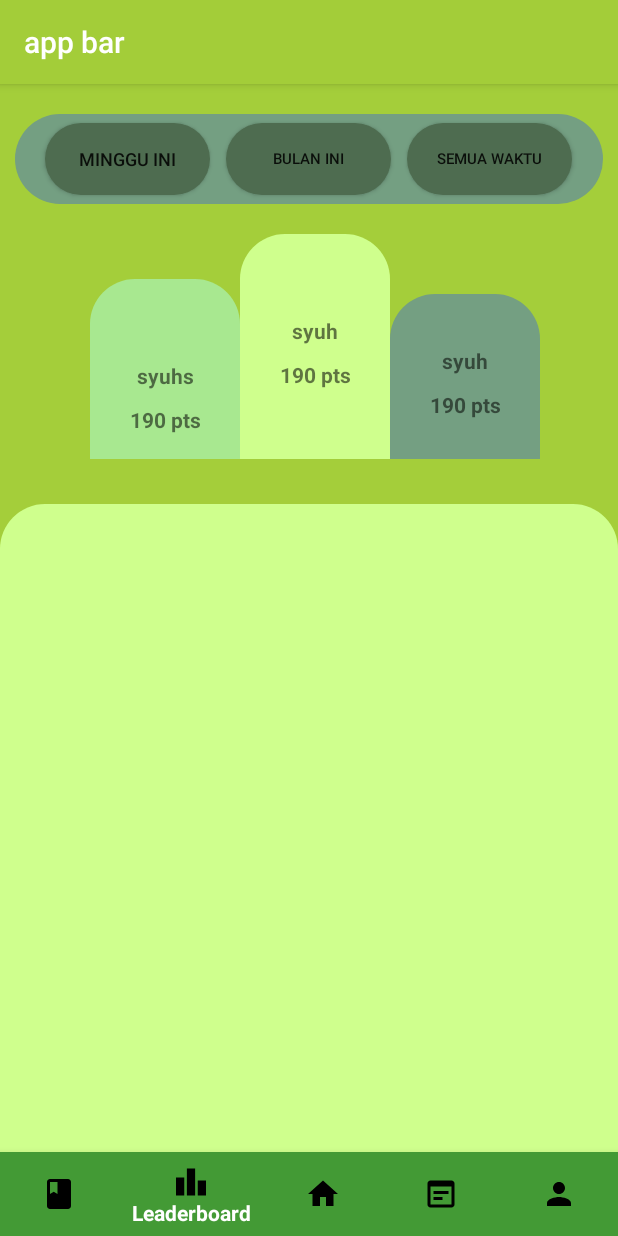
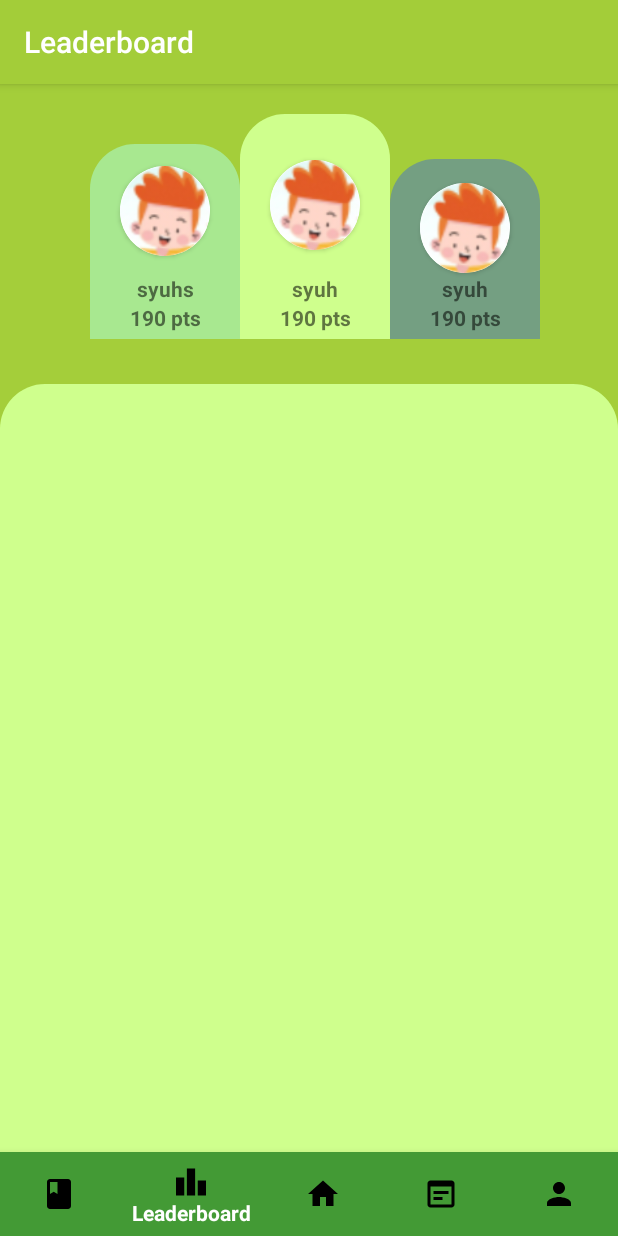
Before and after one commit to Devanoz/ABCeria-project-PAB-, an Android app: the screen it shows after launch once a user with an empty profile is signed in (MainActivity), item 2 of the bottom bar chosen, on a phone screen of 412 x 824 dp. Run offline under Robolectric (Android 15) with nearby library versions, the phone set to English and light mode, and no system bars; our stand-ins replace Firebase (no records; nobody signed in at launch, a user with empty details on screens opened directly); libraries missing offline, so code that uses them is left out: io.grpc; 10 statements that could not run were skipped.

Commit message:
update leaderboard

```diff
--- a/app/src/main/java/com/example/abceria/Activity/auth/Login.kt
+++ b/app/src/main/java/com/example/abceria/Activity/auth/Login.kt
@@ -124,7 +124,6 @@ class Login : AppCompatActivity() {
         }.addOnFailureListener{
             tvAlert.text = "Email atau Password salah"
         }
-
     }
 
     fun loginWithGoogle(){
@@ -146,6 +145,7 @@ class Login : AppCompatActivity() {
         currentUser = auth.currentUser
         if(currentUser != null){
             startActivity(Intent(this,MainActivity::class.java))
+            finish()
         }
     }
 
--- a/app/src/main/java/com/example/abceria/Activity/settings/editProfile.kt
+++ b/app/src/main/java/com/example/abceria/Activity/settings/editProfile.kt
@@ -61,6 +61,7 @@ class editProfile : AppCompatActivity() {
         btnSave.setOnClickListener {
             saveDataToUpdate()
             saveProfileImage()
+            userState.profilePicture = null
         }
         getProfileData()
         setProfileImage()
@@ -78,7 +79,7 @@ class editProfile : AppCompatActivity() {
         user.profilePicture =  "/profile-image/${fileName}"
         user.score = 18
         firestore.collection("user").document(currentUser?.uid!!).update("profilePicture",user.profilePicture).addOnSuccessListener {
-            userState.profileImageUri = "/profile-image${fileName}"
+            userState.profileImageUri = "/profile-image/${fileName}"
         }.addOnFailureListener {
             Toast.makeText(this,"gagal update gambar",Toast.LENGTH_SHORT).show()
         }
--- a/app/src/main/java/com/example/abceria/MainActivity.kt
+++ b/app/src/main/java/com/example/abceria/MainActivity.kt
@@ -39,23 +39,28 @@ class MainActivity : AppCompatActivity() {
             var selectedFragment: Fragment? = null
             when (it.itemId) {
                 R.id.leaderboard_icon -> {
+                    toolbar.title = "Leaderboard"
                     selectedFragment = Leaderboard()
                     true
                 }
                 R.id.home_icon -> {
+                    toolbar.title = "Home"
                     selectedFragment = Home()
                     true
                 }
                 R.id.materi_icon -> {
                     //not yet implemented
+                    toolbar.title = "Materi"
                     supportActionBar?.title = "Materi"
                     true
                 }
                 R.id.kuis_icon -> {
+                    toolbar.title = "Kuis"
                     supportActionBar?.title = "Kuis"
                     true
                 }
                 R.id.profil_icon -> {
+                    toolbar.title = "Profile"
                     supportActionBar?.title = "Kuis"
                     true
                 }
--- a/app/src/main/java/com/example/abceria/adapter/LeaderboardAdapter.kt
+++ b/app/src/main/java/com/example/abceria/adapter/LeaderboardAdapter.kt
@@ -1,25 +1,42 @@
 package com.example.abceria.adapter
 
+import android.graphics.BitmapFactory
 import android.view.LayoutInflater
 import android.view.View
 import android.view.ViewGroup
+import android.widget.ImageView
 import android.widget.TextView
 import androidx.recyclerview.widget.RecyclerView
 import com.example.abceria.R
+import com.example.abceria.db.DB
 import com.example.abceria.model.user.User
+import com.google.firebase.storage.FirebaseStorage
 
 class LeaderboardAdapter(private val dataSet: java.util.ArrayList<User>):
     RecyclerView.Adapter<LeaderboardAdapter.ViewHolder>() {
+
     class ViewHolder(view: View) : RecyclerView.ViewHolder(view){
+        private val firebaseStorage: FirebaseStorage = DB.getStorageInstance()
+
         fun bind(user: User){
             val tvFullname : TextView = itemView.findViewById(R.id.leaderboard_tv_fullName)
             val tvUsername : TextView = itemView.findViewById(R.id.leaderboard_tv_userName)
             val tvPoints: TextView = itemView.findViewById(R.id.leaderboard_tv_points)
+            val imvProfile: ImageView = itemView.findViewById(R.id.leaderboard_imv_profile)
+
 
             tvFullname.text = user.fullName
             tvUsername.text = user.username
             tvPoints.text = user.score?.toString()
+            setImageProfile(user,imvProfile)
+        }
 
+        private fun setImageProfile(user: User,imvProfile: ImageView){
+            val reference = firebaseStorage.reference
+            reference.child(user.profilePicture.toString()).getBytes(Long.MAX_VALUE).addOnSuccessListener {
+                val profileBitmap = BitmapFactory.decodeByteArray(it, 0, it.size)
+                imvProfile.setImageBitmap(profileBitmap)
+            }
         }
     }
 
--- a/app/src/main/java/com/example/abceria/fragment/Home.kt
+++ b/app/src/main/java/com/example/abceria/fragment/Home.kt
@@ -3,6 +3,7 @@ package com.example.abceria.fragment
 import android.content.Intent
 import android.graphics.BitmapFactory
 import android.os.Bundle
+import android.util.Log
 import androidx.fragment.app.Fragment
 import android.view.LayoutInflater
 import android.view.View
@@ -13,6 +14,7 @@ import com.example.abceria.Activity.auth.Auth
 import com.example.abceria.Activity.settings.Settings
 import com.example.abceria.R
 import com.example.abceria.db.DB
+import com.example.abceria.model.Modul
 import com.example.abceria.model.user.User
 import com.example.abceria.state.StateFactory
 
@@ -41,7 +43,6 @@ class Home : Fragment() {
         setProfileImage()
     }
 
-
     override fun onCreateView(
         inflater: LayoutInflater, container: ViewGroup?,
         savedInstanceState: Bundle?
@@ -51,6 +52,8 @@ class Home : Fragment() {
     }
 
     private fun setProfileUsername(){
+        Log.d("profile-username",userState.username)
+        if(userState.username == null || userState.username.isEmpty()){
             val userNameRef = fireStore.collection("user").document(currentUser!!.uid);
             userNameRef.addSnapshotListener{ snapshot, e ->
                 if (e != null) {
@@ -69,7 +72,9 @@ class Home : Fragment() {
                     //current data null
                 }
             }
-
+        }else{
+            tvUsername.text = userState?.username
+        }
     }
 
     private fun setProfileImage(){
@@ -83,11 +88,10 @@ class Home : Fragment() {
         }else{
             imvProfile.setImageBitmap(userState.profilePicture)
         }
-
     }
 
-    override fun onResume() {
-        super.onResume()
+    override fun onStart() {
+        super.onStart()
         setProfileImage()
     }
 }
--- a/app/src/main/java/com/example/abceria/fragment/Leaderboard.kt
+++ b/app/src/main/java/com/example/abceria/fragment/Leaderboard.kt
@@ -1,43 +1,99 @@
 package com.example.abceria.fragment
 
+import android.graphics.BitmapFactory
 import android.os.Bundle
 import androidx.fragment.app.Fragment
 import android.view.LayoutInflater
 import android.view.View
 import android.view.ViewGroup
+import android.widget.ImageView
+import android.widget.TextView
+import androidx.recyclerview.widget.GridLayoutManager
 import androidx.recyclerview.widget.LinearLayoutManager
 import androidx.recyclerview.widget.RecyclerView
 import com.example.abceria.R
 import com.example.abceria.adapter.LeaderboardAdapter
 import com.example.abceria.db.DB
 import com.example.abceria.model.user.User
-
+import com.google.firebase.firestore.Query
 
 class Leaderboard : Fragment() {
 
     private val firestore = DB.getFirestoreInstance()
+    private val firebaseStorage = DB.getStorageInstance()
     private lateinit var rvLeaderboard: RecyclerView
     private lateinit var leaderboardAdapter: LeaderboardAdapter
     private val userList:ArrayList<User> = ArrayList()
+
+    //1st
+    private lateinit var top1Imv : ImageView
+    private lateinit var top1Username: TextView
+    private lateinit var top1Score: TextView
+    //2nd
+    private lateinit var top2Imv : ImageView
+    private lateinit var top2Username: TextView
+    private lateinit var top2Score: TextView
+    //3rd
+    private lateinit var top3Imv : ImageView
+    private lateinit var top3Username: TextView
+    private lateinit var top3Score: TextView
 
     override fun onCreate(savedInstanceState: Bundle?) {
         super.onCreate(savedInstanceState)
 
     }
+
+    private fun initLeadboardPodium(view: View){
+        top1Imv = view.findViewById(R.id.leaderboard_imv_top1)
+        top1Username = view.findViewById(R.id.leaderboard_tv_top1_username)
+        top1Score = view.findViewById(R.id.leaderboard_tv_top1_points)
+
+        top2Imv = view.findViewById(R.id.leaderboard_imv_top2)
+        top2Username = view.findViewById(R.id.leaderboard_tv_top2_username)
+        top2Score = view.findViewById(R.id.leaderboard_tv_top2_points)
+
+        top3Imv = view.findViewById(R.id.leaderboard_imv_top3)
+        top3Username = view.findViewById(R.id.leaderboard_tv_top3_username)
+        top3Score = view.findViewById(R.id.leaderboard_tv_top3_points)
+
+
+    }
+    private fun initPodiumData(){
+        top1Username.text = userList[0].username
+        top1Score.text = userList[0].score.toString()
+        firebaseStorage.reference.child(userList[0].profilePicture!!).getBytes(Long.MAX_VALUE).addOnSuccessListener {
+            val profileBitmap = BitmapFactory.decodeByteArray(it, 0, it.size)
+            top1Imv.setImageBitmap(profileBitmap)
+        }
+        top2Username.text = userList[1].username
+        top2Score.text = userList[1].score.toString()
+        firebaseStorage.reference.child(userList[1].profilePicture!!).getBytes(Long.MAX_VALUE).addOnSuccessListener {
+            val profileBitmap = BitmapFactory.decodeByteArray(it, 0, it.size)
+            top2Imv.setImageBitmap(profileBitmap)
+        }
+        top3Username.text = userList[2].username
+        top3Score.text = userList[2].score.toString()
+        firebaseStorage.reference.child(userList[2].profilePicture!!).getBytes(Long.MAX_VALUE).addOnSuccessListener {
+            val profileBitmap = BitmapFactory.decodeByteArray(it, 0, it.size)
+            top3Imv.setImageBitmap(profileBitmap)
+        }
+    }
+
     private fun getUserList() {
-        firestore.collection("user").get().addOnSuccessListener {
+        firestore.collection("user").orderBy("score", Query.Direction.DESCENDING) .get().addOnSuccessListener {
             it.forEach{ document ->
                 val user = User()
                 user.username = document.get("username").toString()
                 user.fullName = document.get("fullName").toString()
+                user.profilePicture = document.get("profilePicture").toString()
                 user.score = Integer.parseInt(document.get("score").toString())
                 userList.add(user)
             }
             leaderboardAdapter = LeaderboardAdapter(userList)
             rvLeaderboard.adapter = leaderboardAdapter
+        }.continueWith {
+            initPodiumData()
         }
-
-
     }
 
     private fun initRecyclerView(view: View){
@@ -56,6 +112,7 @@ class Leaderboard : Fragment() {
     override fun onViewCreated(view: View, savedInstanceState: Bundle?) {
         super.onViewCreated(view, savedInstanceState)
         initRecyclerView(view)
+        initLeadboardPodium(view)
         getUserList()
 
     }
--- a/app/src/main/java/com/example/abceria/model/Modul.kt
+++ b/app/src/main/java/com/example/abceria/model/Modul.kt
@@ -1,7 +1,7 @@
 package com.example.abceria.model
 
 class Modul {
-    private val title: String = ""
-    private val description: String = ""
-    private val imageUrl = ""
+     val title: String = ""
+    val description: String = ""
+    val imageUrl = ""
 }
--- a/app/src/main/res/drawable/leaderboard_list_wrapper.xml
+++ b/app/src/main/res/drawable/leaderboard_list_wrapper.xml
@@ -12,7 +12,7 @@
         android:left="5dp"
         android:top="5dp"
         android:right="5dp"
-        android:bottom="5dp"    >
+        android:bottom="5dp">
     </padding>
 
     <corners
--- a/app/src/main/res/drawable/leaderboard_time_section.xml
+++ b/app/src/main/res/drawable/leaderboard_time_section.xml
@@ -1,6 +1,6 @@
 <?xml version="1.0" encoding="UTF-8"?>
 <shape xmlns:android="http://schemas.android.com/apk/res/android">
     <solid android:color="#749F82"/>
-    <corners android:radius="30dp"/>
+    <corners android:radius="10dp"/>
     <padding android:left="0dp" android:top="0dp" android:right="0dp" android:bottom="0dp" />
 </shape>
--- a/app/src/main/res/layout/fragment_leaderboard.xml
+++ b/app/src/main/res/layout/fragment_leaderboard.xml
@@ -7,58 +7,58 @@
     android:background="#A4CE3A"
     android:orientation="vertical"
     >
-    <LinearLayout
-        android:layout_width="match_parent"
-        android:layout_height="60dp"
-        android:orientation="horizontal"
-        android:layout_marginHorizontal="10dp"
-        android:layout_marginTop="20dp"
-        android:gravity="center"
-        android:background="@drawable/leaderboard_time_section"
-        >
+<!--    <LinearLayout-->
+<!--        android:layout_width="match_parent"-->
+<!--        android:layout_height="60dp"-->
+<!--        android:orientation="horizontal"-->
+<!--        android:layout_marginHorizontal="10dp"-->
+<!--        android:layout_marginTop="20dp"-->
+<!--        android:gravity="center"-->
+<!--        android:background="@drawable/leaderboard_time_section"-->
+<!--        >-->
 
-        <androidx.appcompat.widget.AppCompatButton
-            android:id="@+id/leaderboard_btn_mingguIni"
-            android:layout_width="110dp"
-            android:layout_height="48dp"
-            android:layout_marginHorizontal="5dp"
-            android:background="@drawable/leaderboard_button_wrapper"
-            android:text="minggu ini"
-            android:gravity="center"
-            android:textSize="12sp" />
+<!--        <androidx.appcompat.widget.AppCompatButton-->
+<!--            android:id="@+id/leaderboard_btn_mingguIni"-->
+<!--            android:layout_width="110dp"-->
+<!--            android:layout_height="48dp"-->
+<!--            android:layout_marginHorizontal="5dp"-->
+<!--            android:background="@drawable/leaderboard_button_wrapper"-->
+<!--            android:text="minggu ini"-->
+<!--            android:gravity="center"-->
+<!--            android:textSize="12sp" />-->
 
-        <androidx.appcompat.widget.AppCompatButton
-            android:id="@+id/leaderboard_btn_bulanIni"
-            android:layout_width="110dp"
-            android:layout_height="48dp"
-            android:layout_marginHorizontal="5dp"
-            android:background="@drawable/leaderboard_button_wrapper"
-            android:text="bulan ini"
-            android:gravity="center"
-            android:textSize="10sp" />
+<!--        <androidx.appcompat.widget.AppCompatButton-->
+<!--            android:id="@+id/leaderboard_btn_bulanIni"-->
+<!--            android:layout_width="110dp"-->
+<!--            android:layout_height="48dp"-->
+<!--            android:layout_marginHorizontal="5dp"-->
+<!--            android:background="@drawable/leaderboard_button_wrapper"-->
+<!--            android:text="bulan ini"-->
+<!--            android:gravity="center"-->
+<!--            android:textSize="10sp" />-->
 
 
 
-        <androidx.appcompat.widget.AppCompatButton
-            android:id="@+id/leaderboard_btn_semuaWaktu"
-            android:layout_width="110dp"
-            android:layout_height="48dp"
-            android:gravity="center"
-            android:layout_marginHorizontal="5dp"
-            android:background="@drawable/leaderboard_button_wrapper"
-            android:text="Semua Waktu"
-            android:textSize="10sp" />
+<!--        <androidx.appcompat.widget.AppCompatButton-->
+<!--            android:id="@+id/leaderboard_btn_semuaWaktu"-->
+<!--            android:layout_width="110dp"-->
+<!--            android:layout_height="48dp"-->
+<!--            android:gravity="center"-->
+<!--            android:layout_marginHorizontal="5dp"-->
+<!--            android:background="@drawable/leaderboard_button_wrapper"-->
+<!--            android:text="Semua Waktu"-->
+<!--            android:textSize="10sp" />-->
 
-    </LinearLayout>
+<!--    </LinearLayout>-->
 
     <androidx.constraintlayout.widget.ConstraintLayout
         android:layout_width="match_parent"
         android:layout_height="200dp">
 
-        <LinearLayout
+        <androidx.constraintlayout.widget.ConstraintLayout
             android:id="@+id/leaderboard_ll_top1"
             android:layout_width="100dp"
-            android:layout_height="120dp"
+            android:layout_height="130dp"
             android:background="@drawable/leaderboard_top1"
             android:layout_marginStart="60dp"
             android:backgroundTint="#A8E890"
@@ -67,29 +67,30 @@
             android:layout_marginBottom="30dp"
             android:orientation="vertical">
 
-            <!--            <androidx.cardview.widget.CardView-->
-            <!--                android:id="@+id/leaderboard_cv_imgView_user"-->
-            <!--                app:cardCornerRadius="50dp"-->
-            <!--                android:layout_width="60dp"-->
-            <!--                android:layout_height="60dp"-->
-            <!--                android:layout_marginTop="10dp"-->
-            <!--                android:layout_marginLeft="10dp"-->
-            <!--                app:layout_constraintStart_toStartOf="parent"-->
-            <!--                app:layout_constraintTop_toTopOf="parent">-->
+            <androidx.cardview.widget.CardView
+                android:id="@+id/leaderboard_cv_imgView_user_top2"
+                android:layout_width="60dp"
+                android:layout_height="60dp"
+                android:layout_marginTop="10dp"
+                app:cardCornerRadius="50dp"
+                app:layout_constraintEnd_toEndOf="parent"
+                app:layout_constraintStart_toStartOf="parent"
+                app:layout_constraintTop_toTopOf="parent">
 
-            <!--                <ImageView-->
-            <!--                    android:layout_width="match_parent"-->
-            <!--                    android:layout_height="match_parent"-->
-            <!--                    android:src="@drawable/user_profile_leaderboard"-->
-            <!--                    />-->
+                <ImageView
+                    android:id="@+id/leaderboard_imv_top2"
+                    android:layout_width="match_parent"
+                    android:layout_height="match_parent"
+                    android:src="@drawable/user_profile_leaderboard" />
 
-            <!--            </androidx.cardview.widget.CardView>-->
+            </androidx.cardview.widget.CardView>
 
             <TextView
                 android:id="@+id/leaderboard_tv_top2_username"
                 android:layout_width="match_parent"
                 android:layout_height="wrap_content"
                 android:text="syuhs"
+                app:layout_constraintBottom_toTopOf="@+id/leaderboard_tv_top2_points"
                 android:gravity="center"
                 android:textStyle="bold"
                 android:layout_marginTop="50dp"
@@ -102,12 +103,13 @@
                 android:text="190 pts"
                 android:textStyle="bold"
                 android:gravity="center"
+                app:layout_constraintBottom_toBottomOf="parent"
                 android:layout_marginTop="10dp"
                 />
 
-        </LinearLayout>
+        </androidx.constraintlayout.widget.ConstraintLayout>
 
-        <LinearLayout
+        <androidx.constraintlayout.widget.ConstraintLayout
             android:id="@+id/leaderboard_ll_top2"
             android:layout_width="100dp"
             android:layout_height="150dp"
@@ -117,11 +119,31 @@
             app:layout_constraintStart_toEndOf="@+id/leaderboard_ll_top1"
             app:layout_constraintBottom_toBottomOf="parent"
             android:orientation="vertical">
+
+            <androidx.cardview.widget.CardView
+                android:id="@+id/leaderboard_cv_imgView_user_top1"
+                android:layout_width="60dp"
+                android:layout_height="60dp"
+                android:layout_marginTop="10dp"
+                app:cardCornerRadius="50dp"
+                app:layout_constraintBottom_toTopOf="@+id/leaderboard_tv_top1_username"
+                app:layout_constraintEnd_toEndOf="parent"
+                app:layout_constraintStart_toStartOf="parent"
+                app:layout_constraintTop_toTopOf="parent">
+
+                <ImageView
+                    android:id="@+id/leaderboard_imv_top1"
+                    android:layout_width="match_parent"
+                    android:layout_height="match_parent"
+                    android:src="@drawable/user_profile_leaderboard" />
+
+            </androidx.cardview.widget.CardView>
             <TextView
                 android:id="@+id/leaderboard_tv_top1_username"
                 android:layout_width="match_parent"
                 android:layout_height="wrap_content"
                 android:text="syuh"
+                app:layout_constraintBottom_toTopOf="@+id/leaderboard_tv_top1_points"
                 android:gravity="center"
                 android:textStyle="bold"
                 android:layout_marginTop="50dp"
@@ -133,26 +155,46 @@
                 android:layout_height="wrap_content"
                 android:text="190 pts"
                 android:textStyle="bold"
+                app:layout_constraintBottom_toBottomOf="parent"
                 android:gravity="center"
                 android:layout_marginTop="10dp"
                 />
-        </LinearLayout>
-        <LinearLayout
+        </androidx.constraintlayout.widget.ConstraintLayout>
+        <androidx.constraintlayout.widget.ConstraintLayout
             android:id="@+id/leaderboard_ll_top3"
             android:layout_width="100dp"
-            android:layout_height="110dp"
+            android:layout_height="120dp"
             android:background="@drawable/leaderboard_top1"
             android:layout_marginBottom="30dp"
             android:backgroundTint="#749F82"
             app:layout_constraintStart_toEndOf="@+id/leaderboard_ll_top2"
             app:layout_constraintBottom_toBottomOf="parent"
             android:orientation="vertical">
+            <androidx.cardview.widget.CardView
+                android:id="@+id/leaderboard_cv_imgView_user_top3"
+                android:layout_width="60dp"
+                android:layout_height="60dp"
+                android:layout_marginTop="10dp"
+                app:cardCornerRadius="50dp"
+                app:layout_constraintEnd_toEndOf="parent"
+                app:layout_constraintBottom_toTopOf="@+id/leaderboard_tv_top3_username"
+                app:layout_constraintStart_toStartOf="parent"
+                app:layout_constraintTop_toTopOf="parent">
+
+                <ImageView
+                    android:id="@+id/leaderboard_imv_top3"
+                    android:layout_width="match_parent"
+                    android:layout_height="match_parent"
+                    android:src="@drawable/user_profile_leaderboard" />
+
+            </androidx.cardview.widget.CardView>
             <TextView
                 android:id="@+id/leaderboard_tv_top3_username"
                 android:layout_width="match_parent"
                 android:layout_height="wrap_content"
                 android:text="syuh"
                 android:gravity="center"
+                app:layout_constraintBottom_toTopOf="@+id/leaderboard_tv_top3_points"
                 android:textStyle="bold"
                 android:layout_marginTop="30dp"
                 />
@@ -162,11 +204,12 @@
                 android:layout_width="match_parent"
                 android:layout_height="wrap_content"
                 android:text="190 pts"
+                app:layout_constraintBottom_toBottomOf="parent"
                 android:textStyle="bold"
                 android:gravity="center"
                 android:layout_marginTop="10dp"
                 />
-        </LinearLayout>
+        </androidx.constraintlayout.widget.ConstraintLayout>
 
 
 
--- a/app/src/main/res/layout/leaderboard_rv_user.xml
+++ b/app/src/main/res/layout/leaderboard_rv_user.xml
@@ -18,14 +18,13 @@
         app:layout_constraintTop_toTopOf="parent">
 
        <ImageView
+           android:id="@+id/leaderboard_imv_profile"
            android:layout_width="match_parent"
            android:layout_height="match_parent"
            android:src="@drawable/user_profile_leaderboard"
            />
 
     </androidx.cardview.widget.CardView>
-
-
 
     <TextView
         android:id="@+id/leaderboard_tv_fullName"
```
Also changed, not shown: app/src/main/AndroidManifest.xml (+4 -4 lines). Lines whose indentation alone changed are shown as unchanged.
